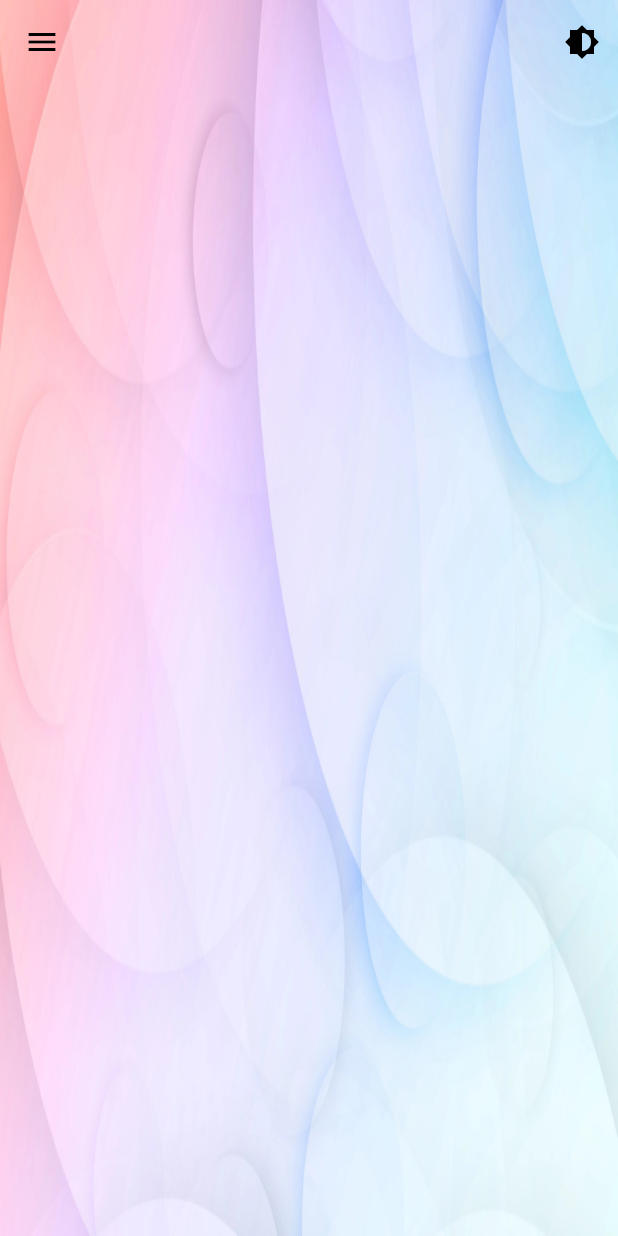
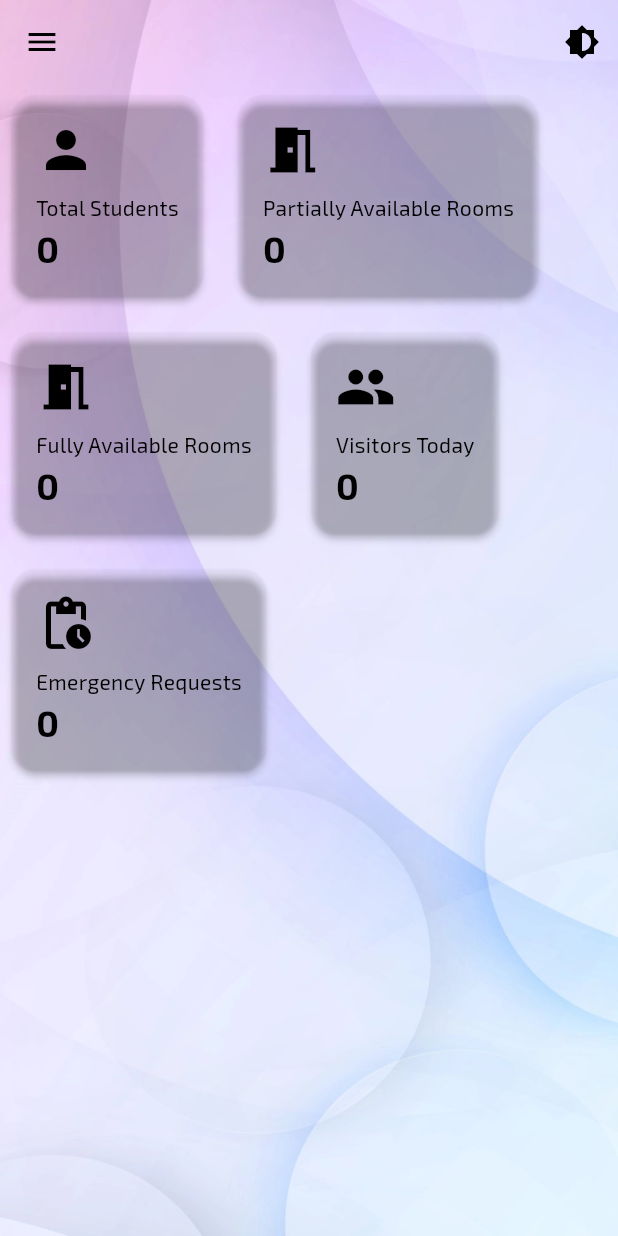
Before and after one commit to Raj-Venkat-R/Hostel-Management-, a Flutter app: the screen it shows after launch, in the side drawer, after a tap on the "brightness 6" icon, on a phone screen of 412 x 824 dp. Run offline on Flutter 3.47's test engine with Material 3 defaults, Android fonts, the phone set to English and light mode, and no system bars; our stand-ins replace cloud_firestore, firebase_auth, firebase_core, google_fonts; accounts and stored records are empty; network calls fail.

Commit message:
FireBase Collection Updated and Admin Home Started

```diff
--- a/lib/admin/admin_home.dart
+++ b/lib/admin/admin_home.dart
@@ -0,0 +1,163 @@
+import 'package:flutter/material.dart';
+import 'package:google_fonts/google_fonts.dart';
+import 'package:hostel_management/admin/admin_sidebar.dart' as sidebar;
+import 'package:cloud_firestore/cloud_firestore.dart';
+import 'package:intl/intl.dart';
+
+class AdminHome extends StatefulWidget {
+  const AdminHome({super.key});
+
+  @override
+  State<AdminHome> createState() => _AdminHomeState();
+}
+
+class _AdminHomeState extends State<AdminHome> {
+  bool light = sidebar.light;
+  final studentCount = 0;
+  final visitorCount = 0;
+  final partiallyAvailable = 0;
+  final fullyAvailable = 0;
+  final emergencyCount = 0;
+
+  Future _fetchStats() async {
+    setState(() async {
+      final studentCount =
+          (await FirebaseFirestore.instance
+                  .collection('user')
+                  .where('role', isEqualTo: 'student')
+                  .get())
+              .docs
+              .length;
+      final visitorCount =
+          (await FirebaseFirestore.instance.collection('visitors').get())
+              .docs
+              .length;
+      final partiallyAvailable =
+          (await FirebaseFirestore.instance
+                  .collection('rooms')
+                  .where('occupiedBeds', isGreaterThan: 0)
+                  .where(
+                    'occupiedBeds',
+                    isLessThan: FieldPath.documentId,
+                  ) // check < totalBeds
+                  .get())
+              .docs
+              .length;
+      final fullyAvailable =
+          (await FirebaseFirestore.instance
+                  .collection('rooms')
+                  .where('occupiedBeds', isEqualTo: 0)
+                  .get())
+              .docs
+              .length;
+      final emergencyCount =
+          (await FirebaseFirestore.instance
+                  .collection('emergencies')
+                  .where('status', isEqualTo: 'pending')
+                  .get())
+              .docs
+              .length;
+    });
+  }
+
+  @override
+  void initState() {
+    // TODO: implement initState
+    _fetchStats();
+    super.initState();
+  }
+
+  @override
+  Widget build(BuildContext context) {
+    return Scaffold(
+      backgroundColor: Colors.transparent,
+      body: Wrap(
+        spacing: 8,
+        runSpacing: 8,
+        children: [
+          StatCard(
+            title: "Total Students",
+            value: studentCount.toString(),
+            icon: Icons.person,
+            light: light,
+          ),
+          StatCard(
+            title: "Partially Available Rooms",
+            value: partiallyAvailable.toString(),
+            icon: Icons.meeting_room,
+            light: light,
+          ),
+          StatCard(
+            title: "Fully Available Rooms",
+            value: fullyAvailable.toString(),
+            icon: Icons.meeting_room,
+            light: light,
+          ),
+          StatCard(
+            title: "Visitors Today",
+            value: visitorCount.toString(),
+            icon: Icons.group,
+            light: light,
+          ),
+          StatCard(
+            title: "Emergency Requests",
+            value: emergencyCount.toString(),
+            icon: Icons.pending_actions,
+            light: light,
+          ),
+        ],
+      ),
+    );
+  }
+}
+
+class StatCard extends StatelessWidget {
+  final bool light;
+  final String title;
+  final String value;
+  final IconData icon;
+
+  const StatCard({
+    super.key,
+    required this.title,
+    required this.value,
+    required this.icon,
+    required this.light,
+  });
+
+  @override
+  Widget build(BuildContext context) {
+    return Card(
+      color: Colors.transparent,
+      elevation: 2,
+      shape: RoundedRectangleBorder(borderRadius: BorderRadius.circular(16)),
+      margin: const EdgeInsets.all(8),
+      child: Padding(
+        padding: EdgeInsets.all(16),
+        child: Column(
+          mainAxisSize: MainAxisSize.min,
+          crossAxisAlignment: CrossAxisAlignment.start,
+          children: [
+            Icon(icon, size: 40, color: light ? Colors.black : Colors.white),
+            SizedBox(height: 8),
+            Text(
+              title,
+              style: GoogleFonts.exo2(
+                color: light ? Colors.black : Colors.white,
+                fontWeight: FontWeight.normal,
+              ),
+            ),
+            Text(
+              value,
+              style: GoogleFonts.exo2(
+                color: light ? Colors.black : Colors.white,
+                fontSize: 24,
+                fontWeight: FontWeight.bold,
+              ),
+            ),
+          ],
+        ),
+      ),
+    );
+  }
+}
--- /dev/null
+++ b/lib/admin/admin_settings.dart
@@ -0,0 +1,18 @@
+import 'package:flutter/material.dart';
+
+class AdminSettings extends StatefulWidget {
+  const AdminSettings({super.key});
+
+  @override
+  State<AdminSettings> createState() => _AdminSettingsState();
+}
+
+class _AdminSettingsState extends State<AdminSettings> {
+  @override
+  Widget build(BuildContext context) {
+    return Scaffold(
+      backgroundColor: Colors.transparent,
+
+    );
+  }
+}
--- a/lib/admin/admin_sidebar.dart
+++ b/lib/admin/admin_sidebar.dart
@@ -1,5 +1,15 @@
 import 'package:flutter/material.dart';
 import 'package:google_fonts/google_fonts.dart';
+import 'package:hostel_management/login.dart';
+import 'admin_home.dart';
+import 'admin_settings.dart';
+import 'emergency_request.dart';
+import 'notice_board.dart';
+import 'room_bed_management.dart';
+import 'student_management.dart';
+import 'visitor_management.dart';
+
+bool light = true;
 
 class AdminSideBar extends StatefulWidget {
   const AdminSideBar({super.key});
@@ -12,10 +22,18 @@ class _AdminSideBarState extends State<AdminSideBar> {
   List<String> background = ["assets/light-bg.png", "assets/dark-bg.png"];
   final GlobalKey<ScaffoldState> _scaffoldKey = GlobalKey<ScaffoldState>();
   bool _isDrawerOpen = false;
-  bool _light = true;
   int currentPage = 0;
   int currentIndex = 0;
-  final List<Widget> _pages = [];
+
+  final List<Widget> _pages = [
+    const AdminHome(),
+    const StudentManagement(),
+    const RoomBedManagement(),
+    const VisitorManagement(),
+    const EmergencyRequest(),
+    const NoticeBoard(),
+    const AdminSettings(),
+  ];
 
   void _currentPage(int index) {
     setState(() {
@@ -26,7 +44,7 @@ class _AdminSideBarState extends State<AdminSideBar> {
   void _switchBackground() {
     setState(() {
       currentIndex = (currentIndex + 1) % background.length;
-      _light = !_light;
+      light = !light;
     });
   }
 
@@ -44,7 +62,7 @@ class _AdminSideBarState extends State<AdminSideBar> {
       decoration: BoxDecoration(
         image: DecorationImage(
           image: AssetImage(background[currentIndex]),
-          fit: BoxFit.fill,
+          fit: BoxFit.cover,
         ),
       ),
       child: Scaffold(
@@ -58,11 +76,11 @@ class _AdminSideBarState extends State<AdminSideBar> {
         appBar: AppBar(
           backgroundColor: Colors.transparent,
           leading: _isDrawerOpen
-              ? SizedBox()
+              ? const SizedBox()
               : IconButton(
                   icon: Icon(
                     Icons.menu,
-                    color: _light ? Colors.black : Colors.white,
+                    color: light ? Colors.black : Colors.white,
                   ),
                   onPressed: () {
                     _toggleDrawer();
@@ -75,171 +93,168 @@ class _AdminSideBarState extends State<AdminSideBar> {
               },
               icon: Icon(
                 Icons.brightness_6,
-                color: _light ? Colors.black : Colors.white,
+                color: light ? Colors.black : Colors.white,
               ),
             ),
           ],
         ),
         drawerScrimColor: Colors.transparent,
         drawer: Drawer(
-          width: 200,
+          width: 240,
           backgroundColor: Colors.transparent,
           elevation: 5,
           surfaceTintColor: Colors.transparent,
-          child: ListView(
-            padding: EdgeInsets.zero,
+          child: Column(
             children: [
-              Container(
-                height: 80,
-                child: DrawerHeader(
-                  decoration: BoxDecoration(color: Colors.transparent),
-                  child: Text(
-                    'Admin Menu',
-                    style: GoogleFonts.exo2(
-                      color: _light ? Colors.black : Colors.white,
-                      fontSize: 24,
+              UserAccountsDrawerHeader(
+                decoration: BoxDecoration(
+                  gradient: LinearGradient(
+                    colors: light
+                        ? [Colors.pinkAccent, Colors.deepPurpleAccent]
+                        : [Colors.deepPurple, Colors.black87],
+                  ),
+                ),
+                currentAccountPicture: const CircleAvatar(
+                  backgroundImage: NetworkImage(
+                    "https://imgs.search.brave.com/Gir6JKSLYSYPi0wtcy_yLjrb4FX7ca2AuIQrB_Yf1L8/rs:fit:500:0:1:0/g:ce/aHR0cHM6Ly9pLnBp/bmltZy5jb20vb3Jp/Z2luYWxzLzQwLzJh/L2Y1LzQwMmFmNWNk/MjQ3MWIxMjI5OGQ1/NDZjODJiMjAxOTg4/LmpwZw",
+                  ),
+                ),
+                accountName: Text(
+                  "Admin Name",
+                  style: GoogleFonts.exo2(
+                    fontWeight: FontWeight.bold,
+                    fontSize: 18,
+                    color: Colors.white,
+                  ),
+                ),
+                accountEmail: const Text("Administrator"),
+              ),
+
+              Expanded(
+                child: ListView(
+                  padding: EdgeInsets.zero,
+                  children: [
+                    _buildGroupTitle("Management"),
+                    _buildDrawerItem(Icons.home, "Home", 0, light),
+                    _buildDrawerItem(
+                      Icons.account_circle,
+                      "Student Management",
+                      1,
+                      light,
                     ),
-                  ),
+                    _buildDrawerItem(
+                      Icons.room,
+                      "Room / Bed Management",
+                      2,
+                      light,
+                    ),
+                    _buildDrawerItem(
+                      Icons.person_2,
+                      "Visitor Management",
+                      3,
+                      light,
+                    ),
+
+                    _buildGroupTitle("Communication"),
+                    _buildDrawerItem(
+                      Icons.emergency,
+                      "Emergency Request",
+                      4,
+                      light,
+                    ),
+                    _buildDrawerItem(
+                      Icons.notifications,
+                      "Notice Board",
+                      5,
+                      light,
+                    ),
+
+                    _buildGroupTitle("Settings"),
+                    _buildDrawerItem(
+                      Icons.settings,
+                      "Settings / Profile",
+                      6,
+                      light,
+                    ),
+                  ],
                 ),
               ),
 
-              ListTile(
-                 shape: RoundedRectangleBorder(
-                  borderRadius: BorderRadius.circular(30)
-                 ),
-                 hoverColor: _light
-                    ? const Color.fromARGB(255, 254, 187, 209)
-                    : const Color.fromARGB(255, 126, 31, 118),
-                onTap: () => _currentPage(0),
-                leading: Icon(
-                  Icons.message,
-                  color: _light ? Colors.black : Colors.white,
-                ),
-                title: Text(
-                  'Home',
-                  style: GoogleFonts.exo2(
-                    color: _light ? Colors.black : Colors.white,
+              Padding(
+                padding: const EdgeInsets.all(8.0),
+                child: ListTile(
+                  shape: RoundedRectangleBorder(
+                    borderRadius: BorderRadius.circular(30),
                   ),
-                ),
-              ),
-              ListTile(
-                shape: RoundedRectangleBorder(
-                  borderRadius: BorderRadius.circular(30)
-                 ),
-                 hoverColor: _light
-                    ? const Color.fromARGB(255, 254, 187, 209)
-                    : const Color.fromARGB(255, 126, 31, 118),
-                onTap: () => _currentPage(1),
-                leading: Icon(
-                  Icons.account_circle,
-                  color: _light ? Colors.black : Colors.white,
-                ),
-                title: Text(
-                  'Student Management',
-                  style: GoogleFonts.exo2(
-                    color: _light ? Colors.black : Colors.white,
+                  leading: const Icon(Icons.logout, color: Colors.red),
+                  title: Text(
+                    "Logout",
+                    style: GoogleFonts.exo2(color: Colors.red),
                   ),
-                ),
-              ),
-              ListTile(
-                shape: RoundedRectangleBorder(
-                  borderRadius: BorderRadius.circular(30)
-                 ),
-                 hoverColor: _light
-                    ? const Color.fromARGB(255, 254, 187, 209)
-                    : const Color.fromARGB(255, 126, 31, 118),
-                onTap: () => _currentPage(2),
-                leading: Icon(
-                  Icons.room,
-                  color: _light ? Colors.black : Colors.white,
-                ),
-                title: Text(
-                  'Room / Bed Management',
-                  style: GoogleFonts.exo2(
-                    color: _light ? Colors.black : Colors.white,
-                  ),
-                ),
-              ),
-              ListTile(
-                shape: RoundedRectangleBorder(
-                  borderRadius: BorderRadius.circular(30)
-                 ),
-                hoverColor: _light
-                    ? const Color.fromARGB(255, 254, 187, 209)
-                    : const Color.fromARGB(255, 126, 31, 118),
-                onTap: () => _currentPage(3),
-                leading: Icon(
-                  Icons.person_2,
-                  color: _light ? Colors.black : Colors.white,
-                ),
-                title: Text(
-                  'Visitor Management',
-                  style: GoogleFonts.exo2(
-                    color: _light ? Colors.black : Colors.white,
-                  ),
-                ),
-              ),
-              ListTile(
-                shape: RoundedRectangleBorder(
-                  borderRadius: BorderRadius.circular(30)
-                 ),
-                 hoverColor: _light
-                    ? const Color.fromARGB(255, 254, 187, 209)
-                    : const Color.fromARGB(255, 126, 31, 118),
-                onTap: () => _currentPage(4),
-                leading: Icon(
-                  Icons.emergency,
-                  color: _light ? Colors.black : Colors.white,
-                ),
-                title: Text(
-                  'Emergency Request',
-                  style: GoogleFonts.exo2(
-                    color: _light ? Colors.black : Colors.white,
-                  ),
-                ),
-              ),
-              ListTile(
-                shape: RoundedRectangleBorder(
-                  borderRadius: BorderRadius.circular(30)
-                 ),
-                 hoverColor: _light
-                    ? const Color.fromARGB(255, 254, 187, 209)
-                    : const Color.fromARGB(255, 126, 31, 118),
-                onTap: () => _currentPage(5),
-                leading: Icon(
-                  Icons.notifications,
-                  color: _light ? Colors.black : Colors.white,
-                ),
-                title: Text(
-                  'Notice Board',
-                  style: GoogleFonts.exo2(
-                    color: _light ? Colors.black : Colors.white,
-                  ),
-                ),
-              ),
-              ListTile(
-                shape: RoundedRectangleBorder(
-                  borderRadius: BorderRadius.circular(30)
-                 ),
-                hoverColor: _light
-                    ? const Color.fromARGB(255, 254, 187, 209)
-                    : const Color.fromARGB(255, 126, 31, 118),
-                onTap: () => _currentPage(6),
-                leading: Icon(
-                  Icons.settings,
-                  color: _light ? Colors.black : Colors.white,
-                ),
-                title: Text(
-                  'Settings / Profile',
-                  style: GoogleFonts.exo2(
-                    color: _light ? Colors.black : Colors.white,
-                  ),
+                  onTap: () {
+                    Navigator.push(
+                      context,
+                      MaterialPageRoute(builder: (context) => LoginScreen()),
+                    );
+                  },
                 ),
               ),
             ],
           ),
         ),
-        //body : _pages[currentPage],
+        body: _pages[currentPage],
+      ),
+    );
+  }
+
+  Widget _buildDrawerItem(IconData icon, String title, int index, bool light) {
+    final bool isSelected = currentPage == index;
+
+    return InkWell(
+      onTap: () => _currentPage(index),
+      child: Container(
+        margin: const EdgeInsets.symmetric(horizontal: 8, vertical: 4),
+        decoration: isSelected
+            ? BoxDecoration(
+                gradient: LinearGradient(
+                  colors: light
+                      ? [Colors.pinkAccent, Colors.deepPurpleAccent]
+                      : [Colors.deepPurple, Colors.black87],
+                ),
+                borderRadius: BorderRadius.circular(30),
+              )
+            : null,
+        child: ListTile(
+          leading: Icon(
+            icon,
+            color: isSelected
+                ? Colors.white
+                : (light ? Colors.black : Colors.white),
+          ),
+          title: Text(
+            title,
+            style: GoogleFonts.exo2(
+              color: isSelected
+                  ? Colors.white
+                  : (light ? Colors.black : Colors.white),
+              fontWeight: isSelected ? FontWeight.bold : FontWeight.normal,
+            ),
+          ),
+        ),
+      ),
+    );
+  }
+
+  Widget _buildGroupTitle(String title) {
+    return Padding(
+      padding: const EdgeInsets.only(left: 16, top: 10, bottom: 6),
+      child: Text(
+        title.toUpperCase(),
+        style: GoogleFonts.exo2(
+          fontWeight: FontWeight.bold,
+          color: Colors.grey,
+          fontSize: 14,
+        ),
       ),
     );
   }
--- /dev/null
+++ b/lib/admin/emergency_request.dart
@@ -0,0 +1,18 @@
+import 'package:flutter/material.dart';
+
+class EmergencyRequest extends StatefulWidget {
+  const EmergencyRequest({super.key});
+
+  @override
+  State<EmergencyRequest> createState() => _EmergencyRequestState();
+}
+
+class _EmergencyRequestState extends State<EmergencyRequest> {
+  @override
+  Widget build(BuildContext context) {
+    return Scaffold(
+      backgroundColor: Colors.transparent,
+
+    );
+  }
+}
--- /dev/null
+++ b/lib/admin/notice_board.dart
@@ -0,0 +1,17 @@
+import 'package:flutter/material.dart';
+
+class NoticeBoard extends StatefulWidget {
+  const NoticeBoard({super.key});
+
+  @override
+  State<NoticeBoard> createState() => _NoticeBoardState();
+}
+
+class _NoticeBoardState extends State<NoticeBoard> {
+  @override
+  Widget build(BuildContext context) {
+    return Scaffold(
+      backgroundColor: Colors.transparent,
+    );
+  }
+}
--- /dev/null
+++ b/lib/admin/room_bed_management.dart
@@ -0,0 +1,18 @@
+import 'package:flutter/material.dart';
+
+class RoomBedManagement extends StatefulWidget {
+  const RoomBedManagement({super.key});
+
+  @override
+  State<RoomBedManagement> createState() => _RoomBedManagementState();
+}
+
+class _RoomBedManagementState extends State<RoomBedManagement> {
+  @override
+  Widget build(BuildContext context) {
+    return Scaffold(
+      backgroundColor: Colors.transparent,
+
+    );
+  }
+}
--- /dev/null
+++ b/lib/admin/student_management.dart
@@ -0,0 +1,18 @@
+import 'package:flutter/material.dart';
+
+class StudentManagement extends StatefulWidget {
+  const StudentManagement({super.key});
+
+  @override
+  State<StudentManagement> createState() => _StudentManagementState();
+}
+
+class _StudentManagementState extends State<StudentManagement> {
+  @override
+  Widget build(BuildContext context) {
+    return Scaffold(
+      backgroundColor: Colors.transparent,
+
+    );
+  }
+}
--- /dev/null
+++ b/lib/admin/visitor_management.dart
@@ -0,0 +1,17 @@
+import 'package:flutter/material.dart';
+
+class VisitorManagement extends StatefulWidget {
+  const VisitorManagement({super.key});
+
+  @override
+  State<VisitorManagement> createState() => _VisitorManagementState();
+}
+
+class _VisitorManagementState extends State<VisitorManagement> {
+  @override
+  Widget build(BuildContext context) {
+    return Scaffold(
+      backgroundColor: Colors.transparent,
+    );
+  }
+}
--- a/lib/main.dart
+++ b/lib/main.dart
@@ -4,6 +4,7 @@ import 'firebase_options.dart';
 import 'package:firebase_core/firebase_core.dart';
 
 void main() async {
+  WidgetsFlutterBinding.ensureInitialized();
   await Firebase.initializeApp(options: DefaultFirebaseOptions.currentPlatform);
   runApp(HostelManagement());
 }
--- a/pubspec.yaml
+++ b/pubspec.yaml
@@ -39,6 +39,8 @@ dependencies:
   firebase_storage: ^13.0.0
   google_fonts: ^6.3.0
   cloud_firestore: ^6.0.0
+  fl_chart: ^1.0.0
+  intl: ^0.20.2
 
 dev_dependencies:
   flutter_test:
```
Also changed, not shown: pubspec.lock.
